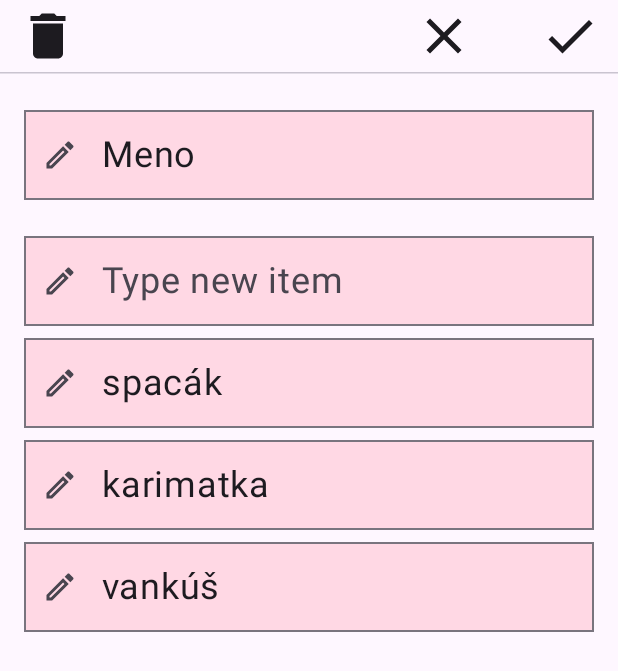
After one commit to LuciaSochorova/PackAssist, an Android app built with Jetpack Compose: the composable CollectionEditScreen shown on its own in the app's theme, on a phone screen of 412 x 824 dp. The commit adds this screen. Shown: the top 671 px of the screen. Run offline under Robolectric (Android 15) with nearby library versions, the phone set to English and light mode, and no system bars.

Commit message:
CollectionEditScreen

```diff
--- a/app/src/main/java/com/example/packassist/MainActivity.kt
+++ b/app/src/main/java/com/example/packassist/MainActivity.kt
@@ -7,6 +7,7 @@ import androidx.compose.foundation.layout.fillMaxSize
 import androidx.compose.material3.MaterialTheme
 import androidx.compose.material3.Surface
 import androidx.compose.ui.Modifier
+import com.example.packassist.ui.screens.collections.CollectionEditScreen
 import com.example.packassist.ui.screens.collections.CollectionField
 import com.example.packassist.ui.screens.collections.CollectionListScreen
 import com.example.packassist.ui.theme.PackAssistTheme
@@ -22,7 +23,11 @@ class MainActivity : ComponentActivity() {
                     color = MaterialTheme.colorScheme.background
 
                 ) {
-                    CollectionListScreen()
+                    CollectionEditScreen(
+                        cancelAction = { /*TODO*/ },
+                        confirmAction = { /*TODO*/ }) {
+
+                    }
                 }
             }
         }
--- /dev/null
+++ b/app/src/main/java/com/example/packassist/ui/screens/collections/CollectionEditScreen.kt
@@ -0,0 +1,230 @@
+package com.example.packassist.ui.screens.collections
+
+import androidx.compose.foundation.layout.Arrangement
+import androidx.compose.foundation.layout.Column
+import androidx.compose.foundation.layout.Row
+import androidx.compose.foundation.layout.defaultMinSize
+import androidx.compose.foundation.layout.fillMaxSize
+import androidx.compose.foundation.layout.fillMaxWidth
+import androidx.compose.foundation.layout.padding
+import androidx.compose.foundation.layout.requiredHeight
+import androidx.compose.foundation.layout.wrapContentSize
+import androidx.compose.foundation.lazy.LazyColumn
+import androidx.compose.foundation.lazy.itemsIndexed
+import androidx.compose.foundation.shape.RoundedCornerShape
+import androidx.compose.foundation.text.KeyboardActionScope
+import androidx.compose.foundation.text.KeyboardActions
+import androidx.compose.foundation.text.KeyboardOptions
+import androidx.compose.material.icons.Icons
+import androidx.compose.material.icons.filled.Check
+import androidx.compose.material.icons.filled.Clear
+import androidx.compose.material.icons.filled.Delete
+import androidx.compose.material.icons.filled.Edit
+import androidx.compose.material.icons.outlined.Edit
+import androidx.compose.material3.HorizontalDivider
+import androidx.compose.material3.Icon
+import androidx.compose.material3.IconButton
+import androidx.compose.material3.MaterialTheme
+import androidx.compose.material3.OutlinedTextField
+import androidx.compose.material3.OutlinedTextFieldDefaults
+import androidx.compose.material3.Scaffold
+import androidx.compose.material3.Text
+import androidx.compose.runtime.Composable
+import androidx.compose.runtime.getValue
+import androidx.compose.runtime.setValue
+import androidx.compose.runtime.mutableStateListOf
+import androidx.compose.runtime.mutableStateOf
+import androidx.compose.runtime.remember
+import androidx.compose.ui.Alignment
+import androidx.compose.ui.Modifier
+import androidx.compose.ui.platform.LocalFocusManager
+import androidx.compose.ui.res.stringResource
+import androidx.compose.ui.text.input.ImeAction
+import androidx.compose.ui.text.style.TextAlign
+import androidx.compose.ui.tooling.preview.Preview
+import androidx.compose.ui.unit.dp
+import com.example.packassist.R
+
+@Composable
+fun TextInput(
+    value: String,
+    onValueChange: (String) -> Unit,
+    keyboardAction: (KeyboardActionScope) -> Unit,
+    modifier: Modifier = Modifier,
+    label: String = "",
+) {
+
+
+    OutlinedTextField(
+        value = value,
+        label = {Text(text = label)},
+        onValueChange = onValueChange,
+        modifier = modifier.fillMaxWidth(),
+        textStyle = MaterialTheme.typography.bodyLarge,
+        leadingIcon = {
+            Icon(
+                imageVector = Icons.Outlined.Edit,
+                contentDescription = null
+            )
+        },
+        colors = OutlinedTextFieldDefaults.colors(
+            focusedContainerColor = MaterialTheme.colorScheme.secondaryContainer,
+            unfocusedContainerColor = MaterialTheme.colorScheme.tertiaryContainer,
+            disabledContainerColor = MaterialTheme.colorScheme.secondaryContainer,
+        ),
+        keyboardOptions = KeyboardOptions.Default.copy(imeAction = ImeAction.Done),
+        keyboardActions = KeyboardActions(onDone = keyboardAction),
+        shape = RoundedCornerShape(0.dp)
+    )
+
+}
+
+
+@Composable
+fun CollectionEditScreen(
+    cancelAction: () -> Unit,
+    confirmAction: () -> Unit,
+    deleteAction: () -> Unit
+) {
+    var newItem by remember {
+        mutableStateOf("")
+    }
+    val itemsString = remember {
+        mutableStateListOf<String>("spacák", "karimatka", "vankúš")
+    }
+    var testText by remember {
+        mutableStateOf("Meno")
+    }
+
+
+    Scaffold(
+
+        topBar = {
+
+            Column(
+                modifier = Modifier
+                    .fillMaxWidth()
+
+            ) {
+                Row(
+                    verticalAlignment = Alignment.CenterVertically,
+                    modifier = Modifier
+                        .fillMaxWidth()
+                        .padding(start = 8.dp, end = 8.dp)
+                ) {
+                    Row(modifier = Modifier.weight(1f)) {
+                        IconButton(
+                            onClick = deleteAction,
+                            modifier = Modifier
+                                .wrapContentSize()
+                        ) {
+                            Icon(
+                                Icons.Default.Delete,
+                                contentDescription = stringResource(R.string.delete_button_description),
+                                modifier = Modifier.fillMaxSize()
+                            )
+
+                        }
+                    }
+                    Row(horizontalArrangement = Arrangement.End, modifier = Modifier.weight(1f)) {
+                        IconButton(
+                            onClick = cancelAction,
+                            modifier = Modifier
+                                .wrapContentSize()
+                        ) {
+                            Icon(
+                                Icons.Default.Clear,
+                                contentDescription = stringResource(R.string.cancel_button_description),
+                                modifier = Modifier.fillMaxSize()
+                            )
+
+                        }
+
+                        IconButton(
+                            onClick = confirmAction,
+                            modifier = Modifier
+                                .wrapContentSize()
+                                .padding(start = 36.dp)
+                        ) {
+                            Icon(
+                                Icons.Default.Check,
+                                contentDescription = stringResource(R.string.confirm_button_description),
+                                modifier = Modifier.fillMaxSize()
+                            )
+
+                        }
+                    }
+                }
+
+
+                HorizontalDivider()
+            }
+        }) { innerPadding ->
+        val focusManager = LocalFocusManager.current
+        Column(
+            modifier = Modifier.padding(
+                start = 16.dp,
+                end = 16.dp,
+                top = innerPadding.calculateTopPadding()
+            )
+        ) {
+
+            TextInput(
+                value = testText,
+                onValueChange = {testText = it},
+                keyboardAction = {/* todo */},
+                modifier = Modifier.padding(top = 16.dp, bottom = 16.dp)
+            )
+            /*
+            OutlinedTextField(
+                value = testText,
+                onValueChange = { testText = it },
+                modifier = localModifier.padding(top = 16.dp, bottom = 16.dp),
+                textStyle = MaterialTheme.typography.titleLarge,
+                leadingIcon = { Icon(Icons.Outlined.Edit, contentDescription = null) },
+                keyboardOptions = KeyboardOptions.Default.copy(imeAction = ImeAction.Done),
+                // todo keyboardActions = KeyboardActions(onDone = )
+            )
+
+             */
+            TextInput(
+                value = newItem,
+                label = "Type new item",
+                onValueChange = { newItem = it },
+                keyboardAction = {
+                    if (newItem.isNotEmpty()) itemsString.add(
+                        newItem
+                    )
+                    focusManager.clearFocus()
+                    newItem = ""
+                }
+            )
+            LazyColumn() {
+                items(itemsString.size) { index ->
+                    TextInput(
+                        value = itemsString[index],
+                        onValueChange = { itemsString[index] = it },
+                        keyboardAction = {
+                            if (itemsString[index].isEmpty()) itemsString.remove(
+                                itemsString[index]
+                            )
+                            focusManager.clearFocus()
+                        }
+                    )
+                }
+            }
+
+
+        }
+
+    }
+}
+
+
+@Preview(showBackground = true)
+@Composable
+fun CollectionEditScreenPreview() {
+    CollectionEditScreen(cancelAction = { /*TODO*/ }, confirmAction = { /*TODO*/ }) {
+
+    }
+}
--- a/app/src/main/java/com/example/packassist/ui/theme/Shape.kt
+++ b/app/src/main/java/com/example/packassist/ui/theme/Shape.kt
@@ -5,7 +5,7 @@ import androidx.compose.material3.Shapes
 import androidx.compose.ui.unit.dp
 
 val shapes = Shapes(
-    extraSmall = RoundedCornerShape(4.dp),
+    extraSmall = RoundedCornerShape(2.dp),
     small = RoundedCornerShape(8.dp),
     medium = RoundedCornerShape(16.dp),
     large = RoundedCornerShape(24.dp),
--- a/app/src/main/java/com/example/packassist/ui/theme/Type.kt
+++ b/app/src/main/java/com/example/packassist/ui/theme/Type.kt
@@ -41,9 +41,9 @@ val AppTypography = Typography(
     headlineLarge = baseline.headlineLarge.copy(fontFamily = displayFontFamily),
     headlineMedium = baseline.headlineMedium.copy(fontFamily = displayFontFamily),
     headlineSmall = baseline.headlineSmall.copy(fontFamily = displayFontFamily),
-    titleLarge = baseline.titleLarge.copy(fontFamily = displayFontFamily),
-    titleMedium = baseline.titleMedium.copy(fontFamily = displayFontFamily),
-    titleSmall = baseline.titleSmall.copy(fontFamily = displayFontFamily),
+    titleLarge = baseline.titleLarge.copy(fontFamily = displayFontFamily, fontSize = 26.sp),
+    titleMedium = baseline.titleMedium.copy(fontFamily = displayFontFamily, fontSize = 18.sp),
+    titleSmall = baseline.titleSmall.copy(fontFamily = displayFontFamily, fontSize = 16.sp),
     bodyLarge = baseline.bodyLarge.copy(fontFamily = bodyFontFamily, fontSize = 24.sp),
     bodyMedium = baseline.bodyMedium.copy(fontFamily = bodyFontFamily, fontSize = 16.sp),
     bodySmall = baseline.bodySmall.copy(fontFamily = bodyFontFamily, fontSize = 14.sp),
--- a/app/src/main/res/values/strings.xml
+++ b/app/src/main/res/values/strings.xml
@@ -4,4 +4,7 @@
     <string name="add_new_button_description">Add new button</string>
     <string name="edit_button_description">Edit button</string>
     <string name="collections_screeen_name">Collections</string>
+    <string name="delete_button_description">Delete button</string>
+    <string name="cancel_button_description">Cancel button</string>
+    <string name="confirm_button_description">Confirm button</string>
 </resources>
```
